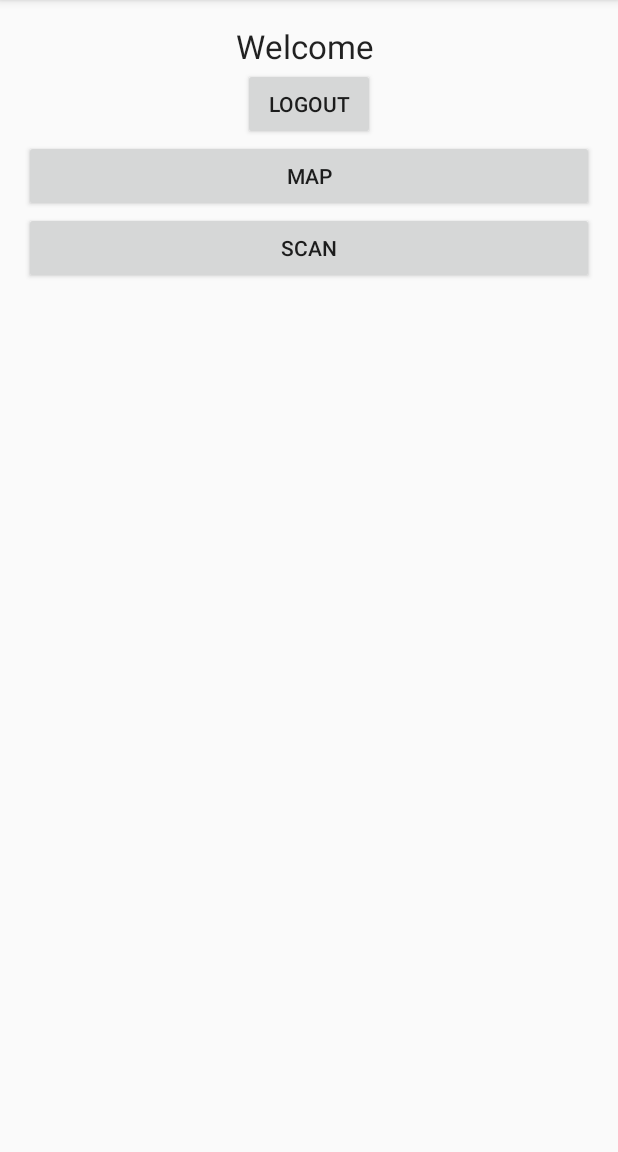
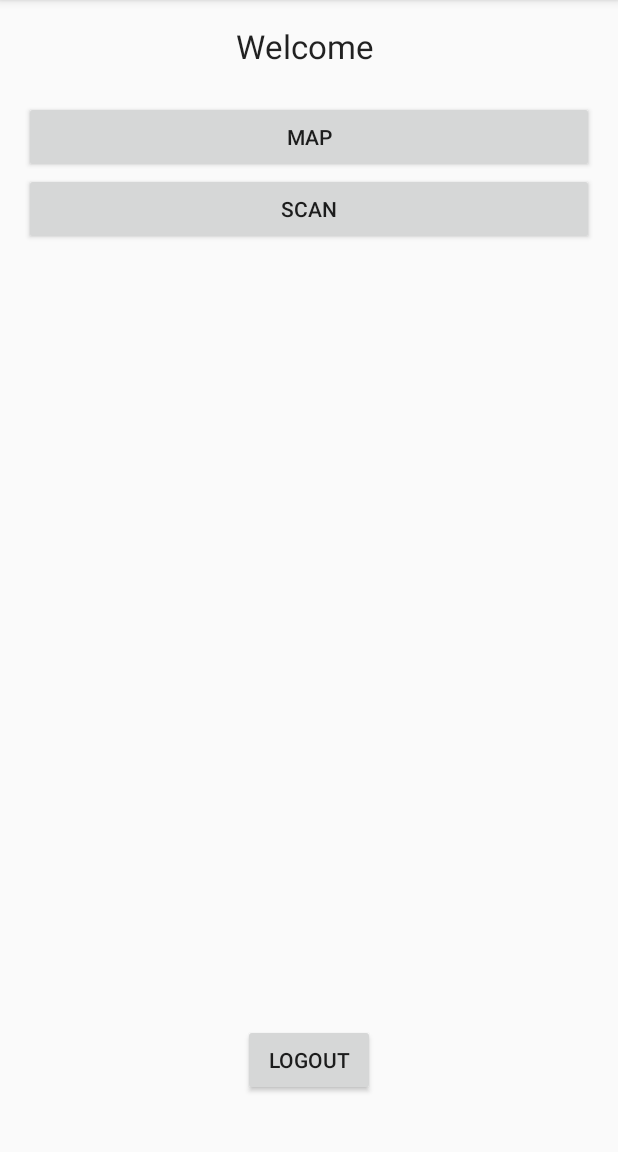
Before and after one commit to ronma1/Ex02, an Android app: the screen it shows after launch once a user with an empty profile is signed in (ProfileActivity), on a phone screen of 412 x 824 dp, the part 84-1236 px from its top. Run offline under Robolectric (Android 15) with nearby library versions, the phone set to English and light mode, and no system bars; our stand-ins replace Firebase (no records; nobody signed in at launch, a user with empty details on screens opened directly).

Commit message:
fixed layout

```diff
--- a/app/src/main/java/com/example/newpc/qrcode/MapsActivity.java
+++ b/app/src/main/java/com/example/newpc/qrcode/MapsActivity.java
@@ -39,7 +39,6 @@ public class MapsActivity extends AppCompatActivity implements
     private GoogleApiClient mGoogleApiClient;
     private Location mLastLocation;
     private Marker mCurrLocationMarker;
-    private StringBuffer qrLocation;
 
     @Override
     protected void onCreate(Bundle savedInstanceState)
--- a/app/src/main/java/com/example/newpc/qrcode/ProfileActivity.java
+++ b/app/src/main/java/com/example/newpc/qrcode/ProfileActivity.java
@@ -45,7 +45,7 @@ public class ProfileActivity extends AppCompatActivity implements View.OnClickLi
         buttonLogout = (Button) findViewById(R.id.buttonLogout);
 
         //displaying logged in user name
-        textViewUserEmail.setText("Welcome "+user.getEmail());
+        textViewUserEmail.setText(textViewUserEmail.getText() + " " +user.getEmail());
 
         //adding listener to button
         buttonLogout.setOnClickListener(this);
--- a/app/src/main/java/com/example/newpc/qrcode/QRMapsActivity.java
+++ b/app/src/main/java/com/example/newpc/qrcode/QRMapsActivity.java
@@ -7,6 +7,7 @@ import android.support.v4.app.ActivityCompat;
 import android.support.v4.app.FragmentActivity;
 import android.util.Log;
 
+import com.google.android.gms.maps.CameraUpdate;
 import com.google.android.gms.maps.CameraUpdateFactory;
 import com.google.android.gms.maps.GoogleMap;
 import com.google.android.gms.maps.OnMapReadyCallback;
@@ -15,6 +16,8 @@ import com.google.android.gms.maps.model.LatLng;
 import com.google.android.gms.maps.model.MarkerOptions;
 
 import java.util.StringTokenizer;
+
+import static com.example.newpc.qrcode.R.id.map;
 
 
 public class QRMapsActivity extends FragmentActivity implements OnMapReadyCallback {
@@ -32,7 +35,7 @@ public class QRMapsActivity extends FragmentActivity implements OnMapReadyCallba
         super.onCreate(savedInstanceState);
         setContentView(R.layout.activity_qrmaps);
         SupportMapFragment mapFragment = (SupportMapFragment) getSupportFragmentManager()
-                .findFragmentById(R.id.map);
+                .findFragmentById(map);
         mapFragment.getMapAsync(this);
 
         qrLocation = new StringBuffer(); // Extra data from qr activity
@@ -59,6 +62,7 @@ public class QRMapsActivity extends FragmentActivity implements OnMapReadyCallba
 
         mMap.addMarker(new MarkerOptions().position(location).title(myLocationFromQR));
         mMap.moveCamera(CameraUpdateFactory.newLatLng(location));
+        mMap.animateCamera(CameraUpdateFactory.zoomTo(15));
 
     }
 
--- a/app/src/main/res/layout/activity_login.xml
+++ b/app/src/main/res/layout/activity_login.xml
@@ -48,7 +48,7 @@
             android:text="Sign In" />
 
         <TextView
-            android:text="Not have an account? Signup Here"
+            android:text="Don't have an account? Sign up Here"
             android:id="@+id/textViewSignUp"
             android:textAlignment="center"
             android:layout_margin="15dp"
--- a/app/src/main/res/layout/activity_profile.xml
+++ b/app/src/main/res/layout/activity_profile.xml
@@ -9,39 +9,42 @@
     android:paddingTop="@dimen/activity_vertical_margin">
 
 
-    <LinearLayout
-        android:orientation="vertical"
+    <Button
+        android:text="scan"
         android:layout_width="match_parent"
-        android:layout_height="match_parent"
-        android:layout_centerVertical="true"
-        android:layout_centerHorizontal="true">
-
+        android:layout_height="wrap_content"
+        android:id="@+id/scan"
+        android:layout_below="@+id/MAP"
+        android:layout_alignParentLeft="true"
+        android:layout_alignParentStart="true" />
 
     <TextView
+        android:text="Welcome"
         android:layout_width="wrap_content"
         android:layout_height="wrap_content"
         android:textAppearance="?android:attr/textAppearanceLarge"
-            android:text="Large Text"
         android:id="@+id/textViewUserEmail"
-            android:layout_gravity="center_horizontal" />
+        android:layout_gravity="center_horizontal"
+        android:layout_alignParentTop="true"
+        android:layout_centerHorizontal="true" />
 
     <Button
+        android:text="Logout"
         android:layout_width="wrap_content"
         android:layout_height="wrap_content"
-            android:text="Logout"
         android:id="@+id/buttonLogout"
-            android:layout_gravity="center_horizontal" />
+        android:layout_gravity="center_horizontal"
+        android:layout_alignParentBottom="true"
+        android:layout_centerHorizontal="true"
+        android:layout_marginBottom="21dp" />
 
     <Button
         android:text="MAP"
         android:layout_width="match_parent"
         android:layout_height="wrap_content"
-            android:id="@+id/MAP" />
-
-        <Button
-            android:text="scan"
-            android:layout_width="match_parent"
-            android:layout_height="wrap_content"
-            android:id="@+id/scan" />
-    </LinearLayout>
+        android:id="@+id/MAP"
+        android:layout_marginTop="22dp"
+        android:layout_below="@+id/textViewUserEmail"
+        android:layout_alignParentLeft="true"
+        android:layout_alignParentStart="true" />
 </RelativeLayout>
--- a/app/src/main/res/layout/activity_reader.xml
+++ b/app/src/main/res/layout/activity_reader.xml
@@ -3,11 +3,4 @@
     android:layout_width="match_parent"
     android:layout_height="match_parent"
     android:orientation="vertical">
-
-    <!--Button
-        android:layout_width="match_parent"
-        android:layout_height="wrap_content"
-        android:text="Scan QR Code"
-        android:onClick="onClick"/-->
-
 </LinearLayout>
--- a/app/src/main/res/layout/activity_registration.xml
+++ b/app/src/main/res/layout/activity_registration.xml
@@ -48,7 +48,7 @@
             android:text="Sign up" />
 
         <TextView
-            android:text="Already Registered? Signin Here"
+            android:text="Already Registered? Sign in Here"
             android:id="@+id/textViewSignin"
             android:textAlignment="center"
             android:layout_margin="15dp"
```
Lines whose indentation alone changed are shown as unchanged.
